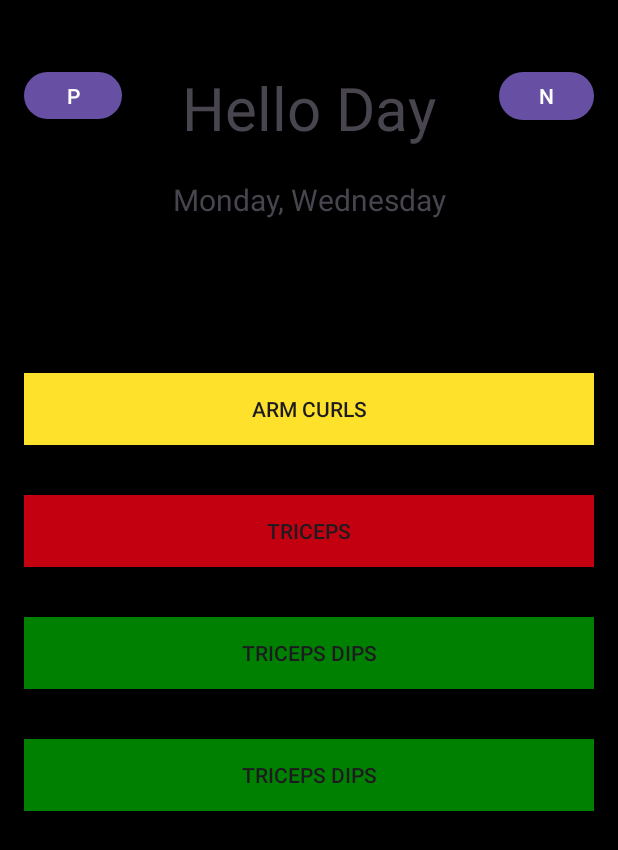
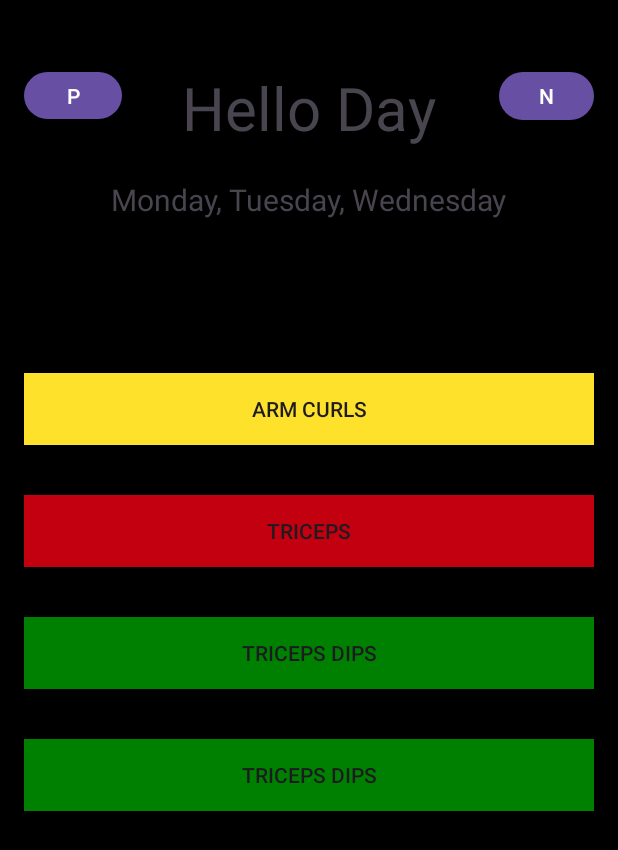
Before and after one commit to phamkevinusa/FITData, an Android app: the screen it shows after launch (MainActivity), after a tap on an icon or button, on a phone screen of 412 x 824 dp. Shown: the top 850 px of the screen. Run offline under Robolectric (Android 15) with nearby library versions, the phone set to English and light mode, and no system bars.

Commit message:
Jose - Disreguard

```diff
--- a/app/src/main/java/com/example/fitdata/MainActivity.java
+++ b/app/src/main/java/com/example/fitdata/MainActivity.java
@@ -44,7 +44,7 @@ public class MainActivity extends AppCompatActivity {
         workout2.addExercise(new Exercise("Triceps Dips", "Step forward and lower your body", "easy", "img", 3, 12));
         workout2.addExercise(new Exercise("Triceps Dips", "Step forward and lower your body", "easy", "img", 3, 12));
 
-        Workout workout3 = new Workout("Hello Day", "Monday, Wednesday");
+        Workout workout3 = new Workout("Hello Day", "Monday, Tuesday, Wednesday");
         workout3.addExercise(new Exercise("Arm Curls", "Put weight on your shoulders and bring your butt down", "Medium", "img", 4, 10));
         workout3.addExercise(new Exercise("Triceps", "Step forward and lower your body", "Hard", "img", 3, 12));
         workout3.addExercise(new Exercise("Triceps Dips", "Step forward and lower your body", "easy", "img", 3, 12));
```
